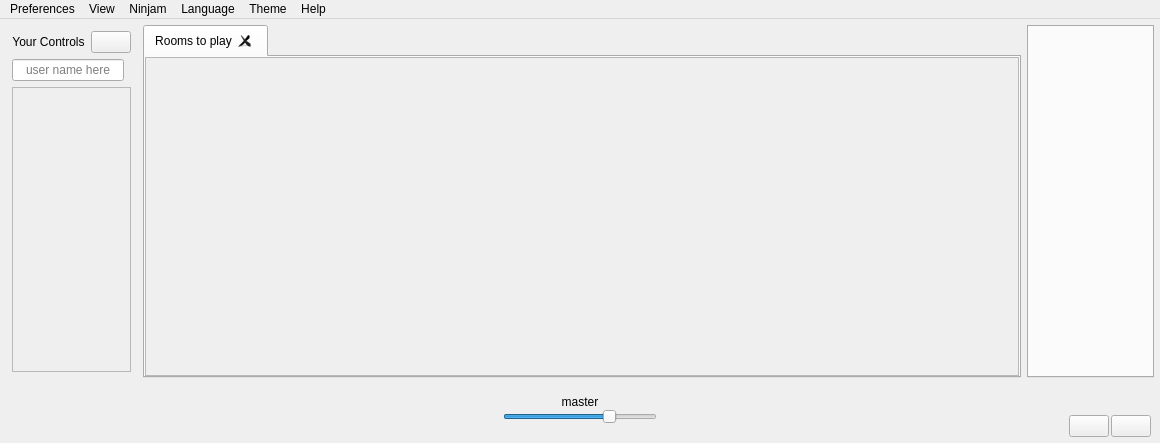
The window that src/Common/gui/MainWindow.ui (elieserdejesus/JamTaba) describes before a commit, drawn with Qt 5.
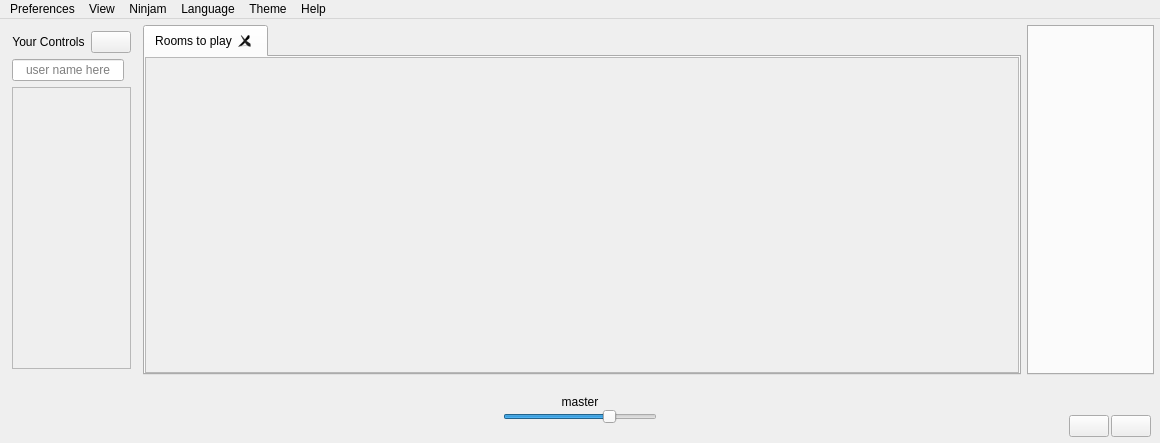
The same window after the commit. Icons and pictures are not drawn. Custom widgets are drawn as their Qt base class.

The edit to the form file:
```diff
--- a/src/Common/gui/MainWindow.ui
+++ b/src/Common/gui/MainWindow.ui
@@ -212,7 +212,7 @@
         <number>3</number>
        </property>
        <property name="topMargin">
-        <number>0</number>
+        <number>3</number>
        </property>
        <property name="rightMargin">
         <number>3</number>
@@ -220,6 +220,9 @@
        <property name="bottomMargin">
         <number>0</number>
        </property>
+       <property name="verticalSpacing">
+        <number>0</number>
+       </property>
        <item row="0" column="0" alignment="Qt::AlignHCenter">
         <widget class="QFrame" name="masterControlsPanel">
          <property name="sizePolicy">
@@ -458,7 +461,7 @@
              <x>0</x>
              <y>0</y>
              <width>843</width>
-             <height>314</height>
+             <height>311</height>
             </rect>
            </property>
           </widget>
```
Left out of the diff: 2 changed lines with no effect on the pictures.
